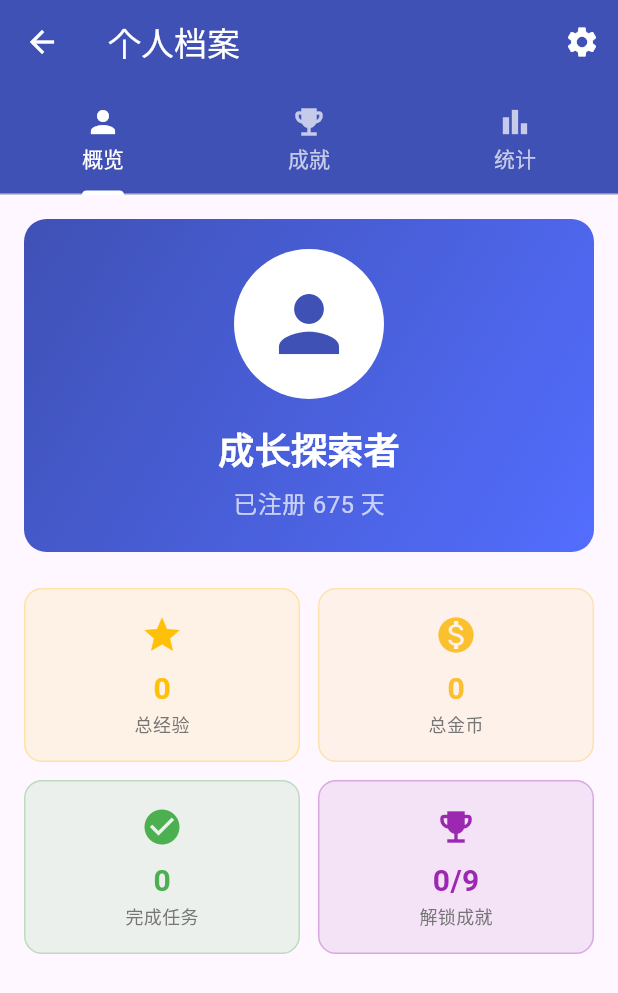
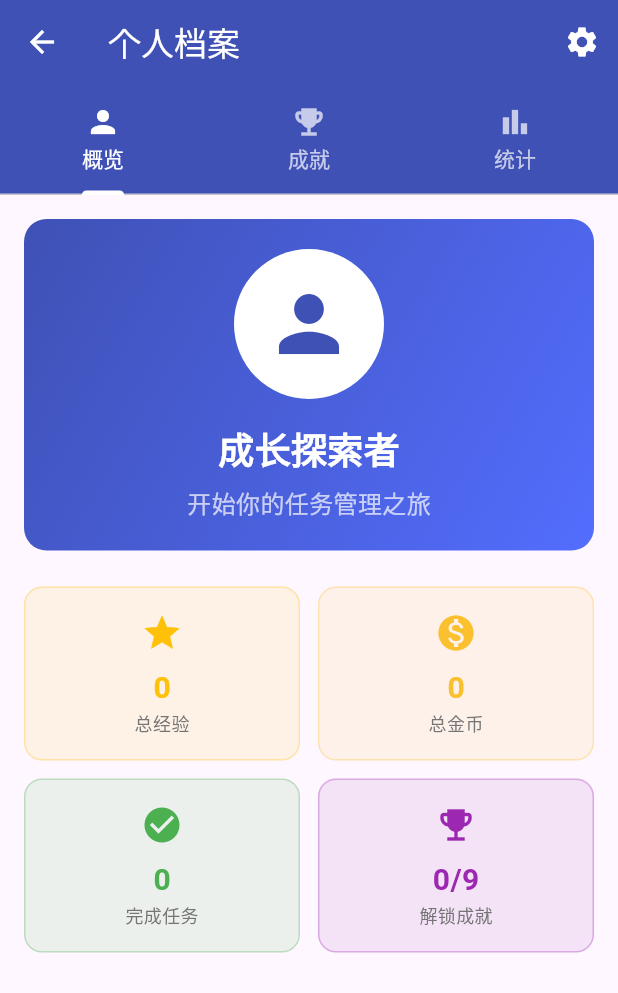
Before and after one commit to WeiTao96/task_manager_app, a Flutter app: the ProfileScreen screen opened by its route, on a phone screen of 412 x 824 dp. Shown: the top 993 px of the screen. Run offline on Flutter 3.47's test engine with Material 3 defaults, Android fonts, the phone set to English and light mode, and no system bars; our stand-ins replace sqflite; accounts and stored records are empty.

Commit message:
fix: 优化显示效果

```diff
--- a/lib/screens/profile_screen.dart
+++ b/lib/screens/profile_screen.dart
@@ -137,7 +137,9 @@ class _ProfileScreenState extends State<ProfileScreen> with TickerProviderStateM
                     ),
                     SizedBox(height: 8),
                     Text(
-                      '已注册 ${DateTime.now().difference(DateTime(2024, 1, 1)).inDays} 天',
+                      taskProvider.tasks.isNotEmpty
+                        ? '已创建 ${taskProvider.tasks.length} 个任务'
+                        : '开始你的任务管理之旅',
                       style: TextStyle(
                         fontSize: 16,
                         color: Colors.white70,
```
